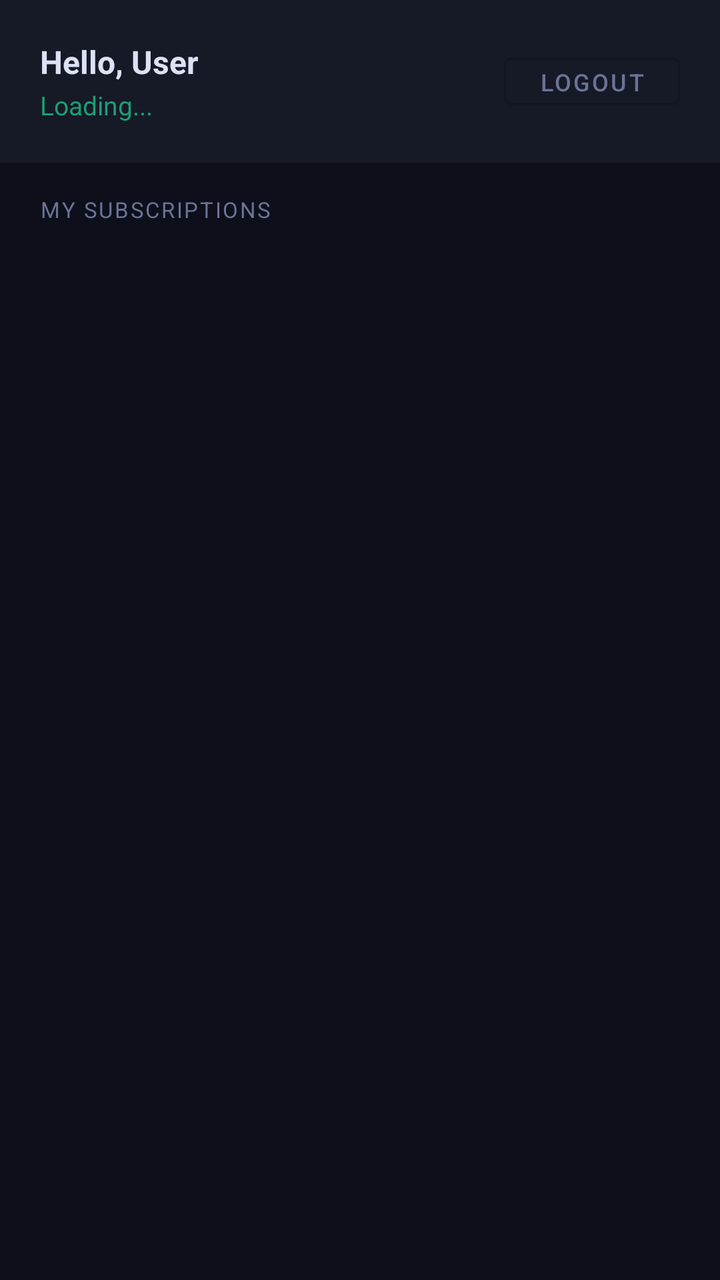
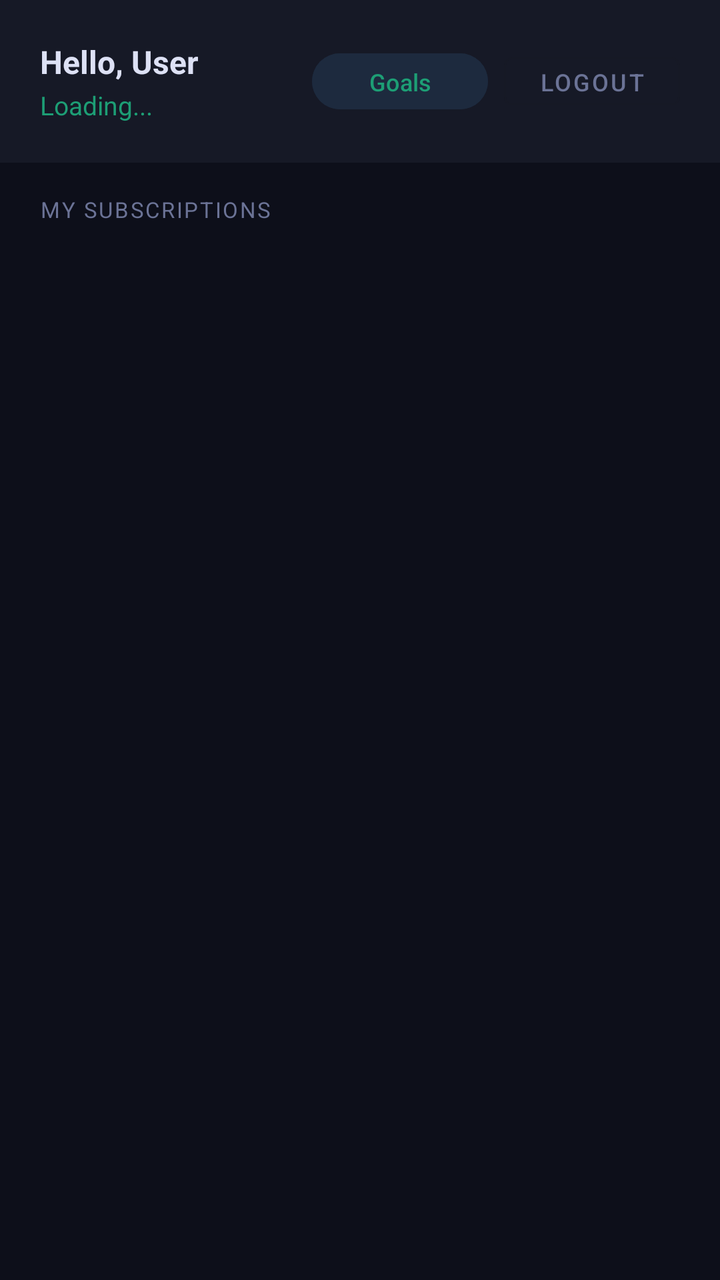

Compare the two renders of this Android layout. The source of the first and the diff that turns it into the second are given below.
<!-- AndroidManifest.xml: fallback theme Theme.MaterialComponents.DayNight.NoActionBar -->
<!-- res/layout/activity_subscriptions.xml -->
<?xml version="1.0" encoding="utf-8"?>
<androidx.constraintlayout.widget.ConstraintLayout xmlns:android="http://schemas.android.com/apk/res/android"
    android:layout_width="match_parent"
    android:layout_height="match_parent">

    <LinearLayout
        android:layout_width="match_parent"
        android:layout_height="match_parent"
        android:background="#0D0F1A"
        android:orientation="vertical">

        
        <LinearLayout
            android:layout_width="match_parent"
            android:layout_height="wrap_content"
            android:background="#161926"
            android:gravity="center_vertical"
            android:orientation="horizontal"
            android:padding="20dp">

            <LinearLayout
                android:layout_width="0dp"
                android:layout_height="wrap_content"
                android:layout_weight="1"
                android:orientation="vertical">

                <TextView
                    android:id="@+id/tvGreeting"
                    android:layout_width="wrap_content"
                    android:layout_height="wrap_content"
                    android:text="Hello, User"
                    android:textColor="#DDE1F5"
                    android:textSize="16sp"
                    android:textStyle="bold" />

                <TextView
                    android:id="@+id/tvTotalSpend"
                    android:layout_width="wrap_content"
                    android:layout_height="wrap_content"
                    android:layout_marginTop="2dp"
                    android:text="Loading..."
                    android:textColor="#1D9E75"
                    android:textSize="13sp" />
            </LinearLayout>

            <com.google.android.material.button.MaterialButton
                android:id="@+id/btnLogout"
                style="@style/Widget.MaterialComponents.Button.OutlinedButton"
                android:layout_width="wrap_content"
                android:layout_height="36dp"
                android:text="Logout"
                android:textColor="#6B7396"
                android:textSize="12sp" />
        </LinearLayout>

        
        <TextView
            android:layout_width="match_parent"
            android:layout_height="wrap_content"
            android:letterSpacing="0.08"
            android:paddingStart="20dp"
            android:paddingTop="16dp"
            android:paddingEnd="20dp"
            android:paddingBottom="8dp"
            android:text="MY SUBSCRIPTIONS"
            android:textColor="#6B7396"
            android:textSize="11sp" />

        
        <ProgressBar
            android:id="@+id/progressBar"
            android:layout_width="wrap_content"
            android:layout_height="wrap_content"
            android:layout_gravity="center_horizontal"
            android:layout_marginTop="40dp"
            android:indeterminateTint="#1D9E75"
            android:visibility="gone" />

        
        <TextView
            android:id="@+id/tvEmpty"
            android:layout_width="match_parent"
            android:layout_height="wrap_content"
            android:gravity="center"
            android:padding="40dp"
            android:text="No subscriptions found.\nAdd one from the web dashboard."
            android:textColor="#6B7396"
            android:textSize="14sp"
            android:visibility="gone" />

        
        <androidx.recyclerview.widget.RecyclerView
            android:id="@+id/recyclerView"
            android:layout_width="match_parent"
            android:layout_height="match_parent"
            android:clipToPadding="false"
            android:paddingStart="12dp"
            android:paddingTop="4dp"
            android:paddingEnd="12dp"
            android:paddingBottom="12dp"
            android:visibility="gone" />

    </LinearLayout>
</androidx.constraintlayout.widget.ConstraintLayout>
<!-- resources referenced by this layout -->
<resources>

</resources>

<!-- the commit's change to res/layout/activity_subscriptions.xml (unified diff, before → after) -->
@@ -42,6 +42,16 @@
                     android:textColor="#1D9E75"
                     android:textSize="13sp" />
             </LinearLayout>
+
+            <com.google.android.material.button.MaterialButton
+                android:id="@+id/btnGoals"
+                android:layout_width="wrap_content"
+                android:layout_height="36dp"
+                android:layout_marginEnd="8dp"
+                android:backgroundTint="#1D2A3E"
+                android:text="Goals"
+                android:textColor="#1D9E75"
+                android:textSize="12sp" />
 
             <com.google.android.material.button.MaterialButton
                 android:id="@+id/btnLogout"
<!-- resource entries referenced after the edit -->
@@ -1,5 +1,9 @@
 <!-- resources referenced by this layout -->
 <resources>
-
+  <style name="Theme.Prosit" parent="Base.Theme.Prosit" />
+  <style name="Base.Theme.Prosit" parent="Theme.Material3.DayNight.NoActionBar">
+          
+          
+      </style>
 </resources>
 
